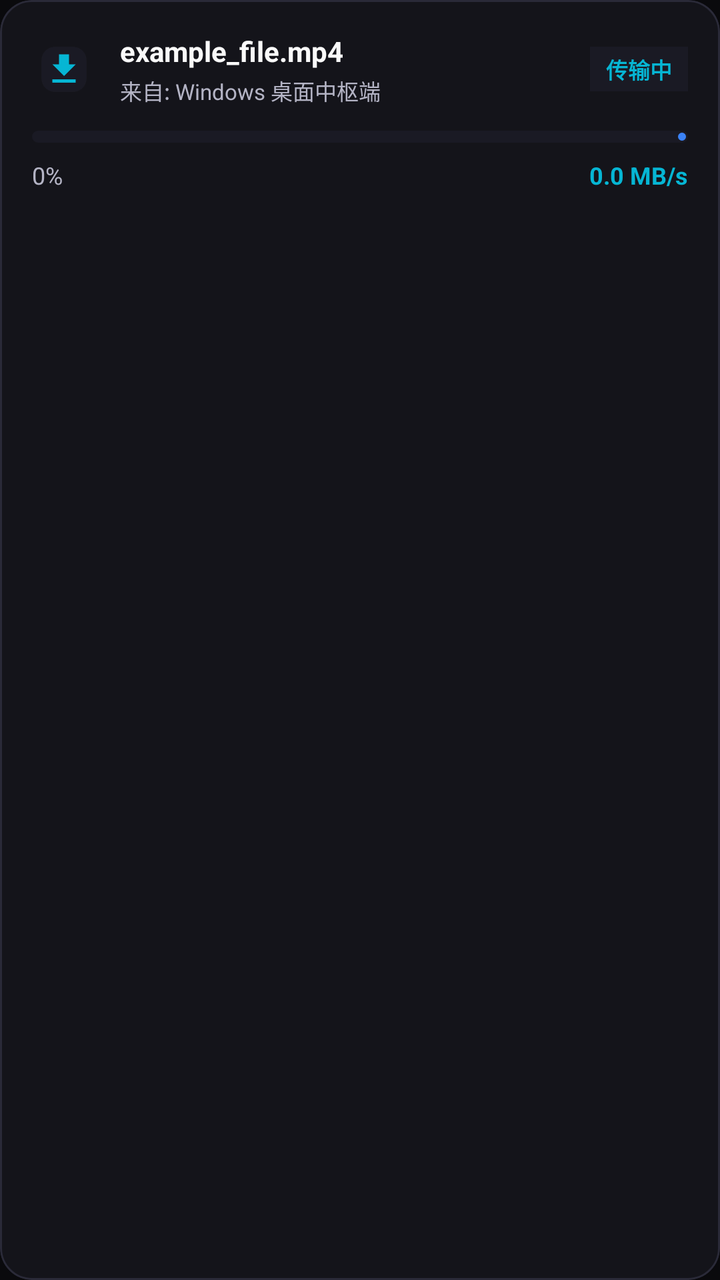
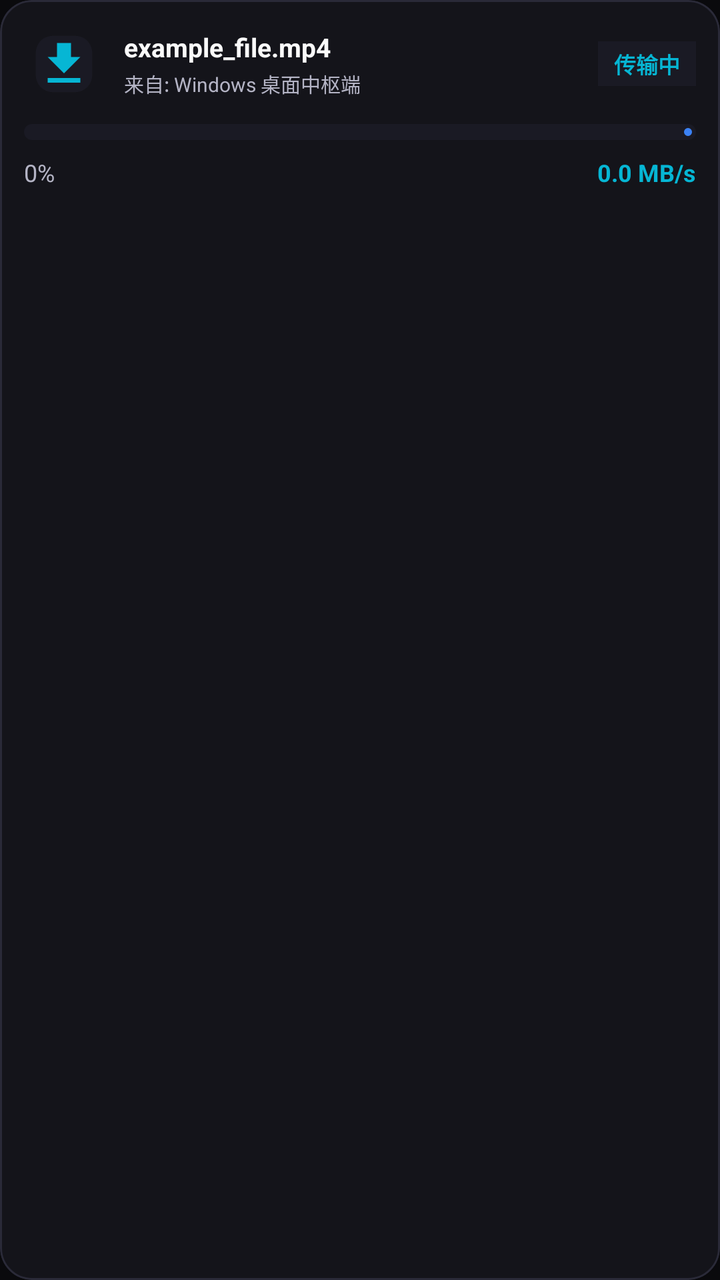

An Android layout rendered at two revisions. The XML below is the earlier revision; the diff shows what the commit changed to produce the second picture.
<!-- AndroidManifest.xml: application theme Theme.SafeDrop -->
<!-- res/layout/item_transfer_task.xml -->
<?xml version="1.0" encoding="utf-8"?>
<com.google.android.material.card.MaterialCardView xmlns:android="http://schemas.android.com/apk/res/android"
    xmlns:app="http://schemas.android.com/apk/res-auto"
    android:id="@+id/cardTransferTask"
    android:layout_width="match_parent"
    android:layout_height="wrap_content"
    android:layout_marginBottom="10dp"
    app:cardBackgroundColor="@color/surface_dark"
    app:cardCornerRadius="16dp"
    app:strokeColor="@color/border_dark"
    app:strokeWidth="1dp">

    <LinearLayout
        android:layout_width="match_parent"
        android:layout_height="wrap_content"
        android:orientation="vertical"
        android:padding="16dp">

        <LinearLayout
            android:layout_width="match_parent"
            android:layout_height="wrap_content"
            android:gravity="center_vertical"
            android:orientation="horizontal">

            <ImageView
                android:id="@+id/ivTaskDirection"
                android:layout_width="32dp"
                android:layout_height="32dp"
                android:background="@drawable/ic_launcher"
                android:backgroundTint="@color/surface_variant_dark"
                android:padding="6dp"
                android:src="@drawable/ic_download"
                app:tint="@color/secondary" />

            <LinearLayout
                android:layout_width="0dp"
                android:layout_height="wrap_content"
                android:layout_marginStart="12dp"
                android:layout_weight="1"
                android:orientation="vertical">

                <TextView
                    android:id="@+id/tvTaskFileName"
                    android:layout_width="wrap_content"
                    android:layout_height="wrap_content"
                    android:ellipsize="middle"
                    android:singleLine="true"
                    android:text="example_file.mp4"
                    android:textColor="@color/text_primary_dark"
                    android:textSize="14sp"
                    android:textStyle="bold" />

                <TextView
                    android:id="@+id/tvTaskDevice"
                    android:layout_width="wrap_content"
                    android:layout_height="wrap_content"
                    android:layout_marginTop="2dp"
                    android:text="来自: Windows 桌面中枢端"
                    android:textColor="@color/text_secondary_dark"
                    android:textSize="11sp" />
            </LinearLayout>

            <TextView
                android:id="@+id/tvTaskStatusBadge"
                android:layout_width="wrap_content"
                android:layout_height="wrap_content"
                android:background="@color/surface_variant_dark"
                android:paddingHorizontal="8dp"
                android:paddingVertical="3dp"
                android:text="传输中"
                android:textColor="@color/secondary"
                android:textSize="11sp"
                android:textStyle="bold" />
        </LinearLayout>

        <com.google.android.material.progressindicator.LinearProgressIndicator
            android:id="@+id/pbTaskProgress"
            android:layout_width="match_parent"
            android:layout_height="wrap_content"
            android:layout_marginTop="12dp"
            android:progress="0"
            app:indicatorColor="@color/primary"
            app:trackColor="@color/surface_variant_dark"
            app:trackCornerRadius="4dp"
            app:trackThickness="6dp" />

        <LinearLayout
            android:layout_width="match_parent"
            android:layout_height="wrap_content"
            android:layout_marginTop="8dp"
            android:gravity="center_vertical"
            android:orientation="horizontal">

            <TextView
                android:id="@+id/tvTaskProgressPercent"
                android:layout_width="wrap_content"
                android:layout_height="wrap_content"
                android:text="0%"
                android:textColor="@color/text_secondary_dark"
                android:textSize="12sp" />

            <View
                android:layout_width="0dp"
                android:layout_height="1dp"
                android:layout_weight="1" />

            <TextView
                android:id="@+id/tvTaskSpeed"
                android:layout_width="wrap_content"
                android:layout_height="wrap_content"
                android:text="0.0 MB/s"
                android:textColor="@color/secondary"
                android:textSize="12sp"
                android:textStyle="bold" />
        </LinearLayout>

    </LinearLayout>

</com.google.android.material.card.MaterialCardView>
<!-- resources referenced by this layout -->
<resources>
  <color name="border_dark">#2A2A38</color>
  <color name="primary">#3B82F6</color>
  <color name="secondary">#06B6D4</color>
  <color name="surface_dark">#14141A</color>
  <color name="surface_variant_dark">#1A1A24</color>
  <color name="text_primary_dark">#FAFAFA</color>
  <color name="text_secondary_dark">#B4B4C5</color>
  <!-- drawable ic_download (drawable) -->
  <?xml version="1.0" encoding="utf-8"?>
  <vector xmlns:android="http://schemas.android.com/apk/res/android"
      android:width="24dp"
      android:height="24dp"
      android:viewportWidth="24"
      android:viewportHeight="24">
      <path
          android:fillColor="#FFFFFF"
          android:pathData="M5,20H19V18H5M19,9H15V3H9V9H5L12,16L19,9Z" />
  </vector>
  <!-- drawable ic_launcher: vector/xml drawable (drawable, 3348 chars, omitted) -->
  <style name="Theme.SafeDrop" parent="Theme.Material3.Dark.NoActionBar">
          <item name="colorPrimary">@color/primary</item>
          <item name="colorOnPrimary">@color/on_primary</item>
          <item name="colorSecondary">@color/secondary</item>
          <item name="colorOnSecondary">@color/on_secondary</item>
          <item name="android:windowBackground">@color/background_dark</item>
          <item name="android:statusBarColor">@color/background_dark</item>
          <item name="android:navigationBarColor">@color/surface_dark</item>
      </style>
  <color name="on_primary">#FFFFFF</color>
  <color name="on_secondary">#FFFFFF</color>
  <color name="background_dark">#0A0A0D</color>
</resources>

<!-- the commit's change to res/layout/item_transfer_task.xml (unified diff, before → after) -->
@@ -14,7 +14,7 @@
         android:layout_width="match_parent"
         android:layout_height="wrap_content"
         android:orientation="vertical"
-        android:padding="16dp">
+        android:padding="@dimen/card_padding">
 
         <LinearLayout
             android:layout_width="match_parent"
@@ -24,18 +24,18 @@
 
             <ImageView
                 android:id="@+id/ivTaskDirection"
-                android:layout_width="32dp"
-                android:layout_height="32dp"
+                android:layout_width="40dp"
+                android:layout_height="40dp"
                 android:background="@drawable/ic_launcher"
                 android:backgroundTint="@color/surface_variant_dark"
-                android:padding="6dp"
+                android:padding="@dimen/spacing_small"
                 android:src="@drawable/ic_download"
                 app:tint="@color/secondary" />
 
             <LinearLayout
                 android:layout_width="0dp"
                 android:layout_height="wrap_content"
-                android:layout_marginStart="12dp"
+                android:layout_marginStart="@dimen/spacing_medium"
                 android:layout_weight="1"
                 android:orientation="vertical">
 
@@ -47,17 +47,17 @@
                     android:singleLine="true"
                     android:text="example_file.mp4"
                     android:textColor="@color/text_primary_dark"
-                    android:textSize="14sp"
+                    android:textSize="@dimen/text_size_body"
                     android:textStyle="bold" />
 
                 <TextView
                     android:id="@+id/tvTaskDevice"
                     android:layout_width="wrap_content"
                     android:layout_height="wrap_content"
-                    android:layout_marginTop="2dp"
+                    android:layout_marginTop="@dimen/spacing_xxxsmall"
                     android:text="来自: Windows 桌面中枢端"
                     android:textColor="@color/text_secondary_dark"
-                    android:textSize="11sp" />
+                    android:textSize="@dimen/text_size_caption_small" />
             </LinearLayout>
 
             <TextView
@@ -77,12 +77,12 @@
             android:id="@+id/pbTaskProgress"
             android:layout_width="match_parent"
             android:layout_height="wrap_content"
-            android:layout_marginTop="12dp"
+            android:layout_marginTop="@dimen/spacing_medium"
             android:progress="0"
             app:indicatorColor="@color/primary"
             app:trackColor="@color/surface_variant_dark"
-            app:trackCornerRadius="4dp"
-            app:trackThickness="6dp" />
+            app:trackCornerRadius="@dimen/progress_bar_corner_radius"
+            app:trackThickness="@dimen/progress_bar_height" />
 
         <LinearLayout
             android:layout_width="match_parent"
<!-- resource entries referenced after the edit -->
@@ -7,6 +7,14 @@
   <color name="surface_variant_dark">#1A1A24</color>
   <color name="text_primary_dark">#FAFAFA</color>
   <color name="text_secondary_dark">#B4B4C5</color>
+  <dimen name="card_padding">16dp</dimen>
+  <dimen name="progress_bar_corner_radius">4dp</dimen>
+  <dimen name="progress_bar_height">8dp</dimen>
+  <dimen name="spacing_medium">12dp</dimen>
+  <dimen name="spacing_small">8dp</dimen>
+  <dimen name="spacing_xxxsmall">2dp</dimen>
+  <dimen name="text_size_body">14sp</dimen>
+  <dimen name="text_size_caption_small">11sp</dimen>
   <!-- drawable ic_download (drawable) -->
   <?xml version="1.0" encoding="utf-8"?>
   <vector xmlns:android="http://schemas.android.com/apk/res/android"
